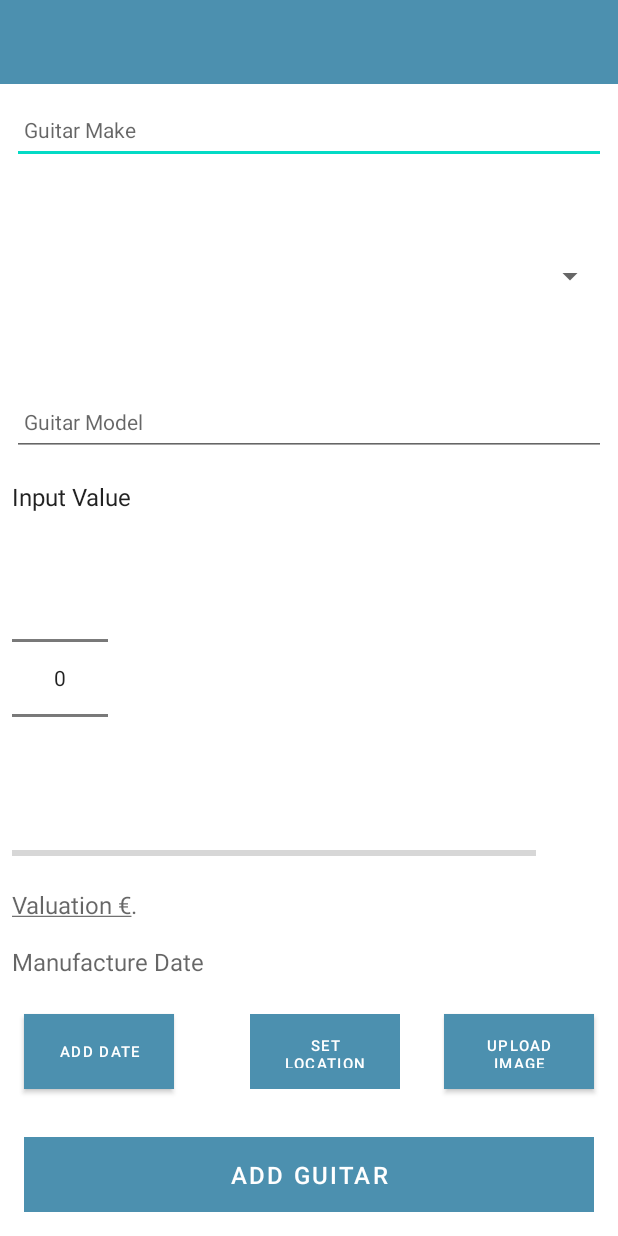
After one commit to OwenCorrigan76/GuitarEvaluationApp, an Android app: the layout fragment_guitar.xml on its own in the app's theme, with its tools: preview values and no code run, on a phone screen of 412 x 824 dp. The commit adds this screen. Run offline under Robolectric (Android 15) with nearby library versions, the phone set to English and light mode, and no system bars.

```diff
--- a/app/build.gradle
+++ b/app/build.gradle
@@ -39,10 +39,12 @@ android {
 }
 
 dependencies {
+
     implementation 'com.google.android.gms:play-services-maps:18.1.0'
     implementation "com.google.code.gson:gson:2.9.0"
     implementation 'com.github.ajalt:timberkt:1.5.1'
-
+    implementation "androidx.navigation:navigation-fragment-ktx:2.5.3"
+    implementation "androidx.navigation:navigation-ui-ktx:2.5.3"
     implementation 'com.squareup.picasso:picasso:2.71828'
     implementation 'com.google.android.gms:play-services-maps:18.1.0'
     implementation 'androidx.activity:activity-ktx:1.6.1'
--- /dev/null
+++ b/app/src/main/java/org/wit/ValueGuitar/GuitarListFragment.kt
@@ -0,0 +1,43 @@
+import android.os.Bundle
+import android.view.LayoutInflater
+import android.view.View
+import android.view.ViewGroup
+import androidx.fragment.app.Fragment
+import org.wit.ValueGuitar.main.MainApp
+import org.wit.valueGuitar.R
+import org.wit.valueGuitar.databinding.FragmentGuitarListBinding
+
+class GuitarListFragment : Fragment() {
+    lateinit var app: MainApp
+
+    private var _fragBinding: FragmentGuitarListBinding? = null
+    private val fragBinding get() = _fragBinding!!
+    override fun onCreate(savedInstanceState: Bundle?) {
+        super.onCreate(savedInstanceState)
+    }
+
+    override fun onCreateView(
+        inflater: LayoutInflater, container: ViewGroup?,
+        savedInstanceState: Bundle?
+    ): View? {
+        _fragBinding = FragmentGuitarListBinding.inflate(inflater, container, false)
+        val root = fragBinding.root
+        activity?.title = getString(R.string.action_addGuitar)
+
+        return root
+    }
+
+    companion object {
+        @JvmStatic
+        fun newInstance() =
+            GuitarListFragment().apply {
+                arguments = Bundle().apply { }
+            }
+    }
+
+    override fun onDestroyView() {
+        super.onDestroyView()
+        _fragBinding = null
+    }
+
+}
--- a/app/src/main/java/org/wit/ValueGuitar/activities/GuitarMapsActivity.kt
+++ b/app/src/main/java/org/wit/ValueGuitar/activities/GuitarMapsActivity.kt
@@ -7,6 +7,7 @@ import com.google.android.gms.maps.GoogleMap
 import com.google.android.gms.maps.model.LatLng
 import com.google.android.gms.maps.model.Marker
 import com.google.android.gms.maps.model.MarkerOptions
+import com.squareup.picasso.Picasso
 import org.wit.ValueGuitar.main.MainApp
 import org.wit.valueGuitar.databinding.ActivityGuitarMapsBinding
 import org.wit.valueGuitar.databinding.ContentGuitarMapsBinding
@@ -37,6 +38,7 @@ class GuitarMapsActivity : AppCompatActivity(), GoogleMap.OnMarkerClickListener
     fun configureMap() {
         map.setOnMarkerClickListener(this)
         map.uiSettings.setZoomControlsEnabled(true)
+
         app.guitars.findAll().forEach {
             val loc = LatLng(it.lat, it.lng)
             val options = MarkerOptions().title(it.guitarMake).title(it.guitarMake).position(loc)
@@ -46,8 +48,16 @@ class GuitarMapsActivity : AppCompatActivity(), GoogleMap.OnMarkerClickListener
     }
 
     override fun onMarkerClick(marker: Marker): Boolean {
-        contentBinding.currentTitle.text = marker.title
-        return false
+        val tag = marker.tag as Long
+        val guitar = app.guitars.findById(tag)
+
+        contentBinding.currentTitle.text = guitar!!.guitarMake
+        contentBinding.currentDescription.text = guitar!!.guitarModel
+        Picasso.get()
+            .load(guitar.image)
+            .into(contentBinding.imageView2)
+
+        return true
     }
 
     override fun onDestroy() {
--- /dev/null
+++ b/app/src/main/java/org/wit/ValueGuitar/activities/Home.kt
@@ -0,0 +1,12 @@
+package org.wit.ValueGuitar.activities
+
+import androidx.appcompat.app.AppCompatActivity
+import android.os.Bundle
+import org.wit.valueGuitar.R
+
+class Home : AppCompatActivity() {
+    override fun onCreate(savedInstanceState: Bundle?) {
+        super.onCreate(savedInstanceState)
+        setContentView(R.layout.home)
+    }
+}
--- a/app/src/main/java/org/wit/ValueGuitar/activities/ValueGuitarActivity.kt
+++ b/app/src/main/java/org/wit/ValueGuitar/activities/ValueGuitarActivity.kt
@@ -57,7 +57,7 @@ class ValueGuitarActivity : AppCompatActivity() {
         setSupportActionBar(binding.toolbarAdd)
 
         binding.valuePicker.minValue = 500
-        binding.valuePicker.maxValue = 50000
+        binding.valuePicker.maxValue = 10000
         binding.valuePicker.setOnValueChangedListener { _, _, newVal ->
             /** Display the evaluation amount based on the valuePicker amount **/
             binding.valueAmount.setText("Valuation € $newVal")
--- /dev/null
+++ b/app/src/main/res/layout/fragment_guitar.xml
@@ -0,0 +1,288 @@
+<?xml version="1.0" encoding="utf-8"?>
+<androidx.constraintlayout.widget.ConstraintLayout xmlns:android="http://schemas.android.com/apk/res/android"
+    xmlns:app="http://schemas.android.com/apk/res-auto"
+    xmlns:tools="http://schemas.android.com/tools"
+    android:layout_width="match_parent"
+    android:layout_height="match_parent"
+    tools:context="org.wit.ValueGuitar.activities.ValueGuitarActivity">
+
+
+    <RelativeLayout
+        android:layout_width="match_parent"
+        android:layout_height="wrap_content"
+        app:layout_constraintBottom_toBottomOf="parent"
+        app:layout_constraintTop_toTopOf="parent">
+
+        <com.google.android.material.appbar.AppBarLayout
+            android:id="@+id/appBarLayout"
+            android:layout_width="match_parent"
+            android:layout_height="wrap_content"
+            android:background="@color/colorAccent"
+            android:fitsSystemWindows="true"
+            app:elevation="0dip"
+            app:theme="@style/ThemeOverlay.AppCompat.Dark.ActionBar">
+
+            <androidx.appcompat.widget.Toolbar
+                android:id="@+id/toolbarAdd"
+                android:layout_width="match_parent"
+                android:layout_height="wrap_content"
+                app:titleTextColor="@color/colorPrimary" />
+        </com.google.android.material.appbar.AppBarLayout>
+
+        <ScrollView
+            android:layout_width="match_parent"
+            android:layout_height="match_parent"
+            android:layout_below="@id/appBarLayout"
+            android:fillViewport="true">
+
+            <LinearLayout
+                android:layout_width="match_parent"
+                android:layout_height="wrap_content"
+                android:orientation="vertical">
+
+                <EditText
+                    android:id="@+id/guitarMakeAdd"
+                    android:layout_width="match_parent"
+                    android:layout_height="45dp"
+                    android:layout_margin="8dp"
+                    android:autofillHints=""
+                    android:hint="@string/hint_guitarMake"
+                    android:inputType="text"
+                    android:maxLength="25"
+                    android:maxLines="1"
+                    android:padding="8dp"
+                    android:textColor="@color/colorPrimaryDark"
+                    android:textSize="14sp" />
+
+                <Spinner
+                    android:id="@+id/guitarMake"
+                    android:layout_width="match_parent"
+                    android:layout_height="45dp"
+                    android:layout_margin="8dp"
+                    android:layout_weight="1"
+                    android:inputType="text"
+                    android:maxLength="25"
+                    android:maxLines="1"
+                    android:padding="8dp"
+                    android:spinnerMode="dropdown"
+                    android:textSize="30sp"
+                    tools:ignore="SpeakableTextPresentCheck,TouchTargetSizeCheck" />
+
+                <EditText
+                    android:id="@+id/guitarModelAdd"
+                    android:layout_width="match_parent"
+                    android:layout_height="45dp"
+                    android:layout_margin="8dp"
+                    android:autofillHints=""
+                    android:hint="@string/hint_guitarModel"
+                    android:inputType="text"
+                    android:maxLength="25"
+                    android:maxLines="1"
+                    android:padding="8dp"
+                    android:textSize="14sp" />
+
+                <TextView
+                    android:id="@+id/valueTitle"
+                    android:layout_width="188dp"
+                    android:layout_height="26dp"
+                    android:layout_alignParentStart="true"
+                    android:layout_alignParentTop="true"
+                    android:layout_alignParentEnd="true"
+                    android:layout_marginStart="8dp"
+                    android:layout_marginTop="8dp"
+                    android:layout_marginEnd="8dp"
+                    android:layout_marginBottom="8dp"
+                    android:text="@string/valueTitle"
+                    android:textAppearance="?android:attr/textAppearanceLarge"
+                    android:textSize="16sp"
+                    app:layout_constraintBottom_toBottomOf="parent"
+                    app:layout_constraintEnd_toEndOf="parent"
+                    app:layout_constraintHorizontal_bias="0.044"
+                    app:layout_constraintStart_toStartOf="parent"
+                    app:layout_constraintTop_toTopOf="parent"
+                    app:layout_constraintVertical_bias="0.017" />
+
+
+                <RelativeLayout
+                    android:id="@+id/relativeLayout2"
+                    android:layout_width="match_parent"
+                    android:layout_height="wrap_content"
+                    app:layout_constraintBottom_toBottomOf="parent"
+                    app:layout_constraintTop_toTopOf="parent">
+
+                    <ImageView
+                        android:id="@+id/guitarImage"
+                        android:layout_width="190dp"
+                        android:layout_height="200dp"
+                        android:layout_marginStart="200dp" />
+
+                    <NumberPicker
+                        android:id="@+id/valuePicker"
+                        android:layout_width="wrap_content"
+                        android:layout_height="wrap_content"
+                        android:layout_alignEnd="@+id/valueSubtitle1"
+                        android:layout_marginStart="8dp"
+                        android:layout_marginTop="8dp"
+                        android:layout_marginEnd="8dp"
+                        android:layout_marginBottom="8dp"
+                        app:layout_constraintBottom_toBottomOf="parent"
+                        app:layout_constraintEnd_toEndOf="parent"
+                        app:layout_constraintHorizontal_bias="0.973"
+                        app:layout_constraintStart_toStartOf="parent"
+                        app:layout_constraintTop_toTopOf="parent"
+                        app:layout_constraintVertical_bias="0.333"
+                        tools:ignore="UnknownId" />
+
+                </RelativeLayout>
+
+
+                <!-- <NumberPicker
+                    android:id="@+id/yearPicker"
+                    android:layout_width="wrap_content"
+                    android:layout_height="wrap_content"
+                    android:layout_alignEnd="@+id/valueSubtitle"
+                    android:layout_marginStart="8dp"
+                    android:layout_marginTop="8dp"
+                    android:layout_marginEnd="8dp"
+                    android:layout_marginBottom="8dp"
+                    android:baselineAligned="false"
+                    app:layout_constraintBottom_toBottomOf="parent"
+                    app:layout_constraintEnd_toEndOf="parent"
+                    app:layout_constraintHorizontal_bias="0.973"
+                    app:layout_constraintLeft_toLeftOf="parent"
+                    app:layout_constraintRight_toRightOf="parent"
+                    app:layout_constraintStart_toStartOf="parent"
+                    app:layout_constraintTop_toTopOf="parent"
+                    app:layout_constraintVertical_bias="0.333" />-->
+
+                <ProgressBar
+                    android:id="@+id/valueBar"
+                    style="?android:attr/progressBarStyleHorizontal"
+                    android:layout_width="349dp"
+                    android:layout_height="14dp"
+                    android:layout_alignEnd="@+id/valueSubtitle"
+                    android:layout_alignParentStart="true"
+                    android:layout_marginStart="8dp"
+                    android:layout_marginTop="8dp"
+                    android:layout_marginEnd="8dp"
+                    android:layout_marginBottom="8dp"
+                    android:indeterminate="false"
+                    app:layout_constraintBottom_toBottomOf="parent"
+                    app:layout_constraintEnd_toEndOf="parent"
+                    app:layout_constraintHorizontal_bias="0.526"
+                    app:layout_constraintStart_toStartOf="parent"
+                    app:layout_constraintTop_toTopOf="parent"
+                    app:layout_constraintVertical_bias="0.7" />
+
+
+                <TextView
+                    android:id="@+id/valueAmount"
+                    android:layout_width="wrap_content"
+                    android:layout_height="wrap_content"
+                    android:layout_marginStart="8dp"
+                    android:layout_marginTop="8dp"
+                    android:layout_marginEnd="8dp"
+                    android:layout_marginBottom="8dp"
+                    android:ems="10"
+                    android:hint="@string/amount"
+                    android:inputType="number"
+                    android:textSize="16sp"
+                    app:layout_constraintBottom_toBottomOf="parent"
+                    app:layout_constraintEnd_toEndOf="parent"
+                    app:layout_constraintHorizontal_bias="0.888"
+                    app:layout_constraintStart_toStartOf="parent"
+                    app:layout_constraintTop_toTopOf="parent"
+                    app:layout_constraintVertical_bias="0.781" />
+
+                <TextView
+                    android:id="@+id/dateView"
+                    android:layout_width="wrap_content"
+                    android:layout_height="wrap_content"
+                    android:layout_marginStart="8dp"
+                    android:layout_marginTop="8dp"
+                    android:layout_marginEnd="8dp"
+                    android:layout_marginBottom="8dp"
+                    android:ems="10"
+                    android:hint="@string/hint_guitarDate"
+                    android:inputType="number"
+                    android:textSize="16sp"
+                    app:layout_constraintBottom_toBottomOf="parent"
+                    app:layout_constraintEnd_toEndOf="parent"
+                    app:layout_constraintHorizontal_bias="0.888"
+                    app:layout_constraintStart_toStartOf="parent"
+                    app:layout_constraintTop_toTopOf="parent"
+                    app:layout_constraintVertical_bias="0.781" />
+
+                <RelativeLayout
+                    android:id="@+id/relativeLayout"
+                    android:layout_width="match_parent"
+                    android:layout_height="wrap_content"
+                    app:layout_constraintBottom_toBottomOf="parent"
+                    app:layout_constraintTop_toTopOf="parent">
+
+                    <Button
+                        android:id="@+id/btn_date_picker"
+                        android:layout_width="100dp"
+                        android:layout_height="50dp"
+                        android:layout_marginStart="16dp"
+                        android:layout_marginTop="16dp"
+                        android:layout_marginEnd="16dp"
+                        android:layout_marginBottom="16dp"
+                        android:background="@color/colorAccent"
+                        android:paddingTop="8dp"
+                        android:paddingBottom="8dp"
+                        android:text="@string/button_addDate"
+                        android:textColor="@color/colorPrimary"
+                        android:textSize="10sp" />
+
+                    <Button
+                        android:id="@+id/chooseImage"
+                        android:layout_width="100dp"
+                        android:layout_height="50dp"
+                        android:layout_alignParentEnd="true"
+                        android:layout_marginStart="16dp"
+                        android:layout_marginTop="16dp"
+                        android:layout_marginEnd="16dp"
+                        android:background="@color/colorAccent"
+                        android:paddingTop="8dp"
+                        android:paddingBottom="8dp"
+                        android:text="@string/button_addImage"
+                        android:textColor="@color/colorPrimary"
+                        android:textSize="10sp" />
+
+                    <Button
+                        android:id="@+id/guitarLocation"
+                        android:layout_width="100dp"
+                        android:layout_height="50dp"
+                        android:layout_alignParentEnd="true"
+                        android:layout_marginStart="16dp"
+                        android:layout_marginTop="16dp"
+                        android:layout_marginEnd="145dp"
+                        android:background="@color/colorAccent"
+                        android:paddingTop="8dp"
+                        android:paddingBottom="8dp"
+                        android:stateListAnimator="@null"
+                        android:text="@string/button_location"
+                        android:textColor="@color/colorPrimary"
+                        android:textSize="10sp" />
+                </RelativeLayout>
+
+
+                <Button
+                    android:id="@+id/addGuitar"
+                    android:layout_width="match_parent"
+                    android:layout_height="wrap_content"
+                    android:layout_margin="16dp"
+                    android:background="@color/colorAccent"
+                    android:paddingTop="8dp"
+                    android:paddingBottom="8dp"
+                    android:stateListAnimator="@null"
+                    android:text="@string/button_addGuitar"
+                    android:textColor="@color/colorPrimary"
+                    android:textSize="16sp" />
+
+            </LinearLayout>
+        </ScrollView>
+
+    </RelativeLayout>
+</androidx.constraintlayout.widget.ConstraintLayout>
--- /dev/null
+++ b/app/src/main/res/layout/fragment_guitar_list.xml
@@ -0,0 +1,32 @@
+<?xml version="1.0" encoding="utf-8"?>
+<androidx.coordinatorlayout.widget.CoordinatorLayout
+    xmlns:android="http://schemas.android.com/apk/res/android"
+    xmlns:app="http://schemas.android.com/apk/res-auto"
+    xmlns:tools="http://schemas.android.com/tools"
+    android:layout_width="match_parent"
+    android:layout_height="match_parent"
+    tools:context="org.wit.ValueGuitar.activities.GuitarListActivity">
+
+    <com.google.android.material.appbar.AppBarLayout
+        android:layout_width="match_parent"
+        android:layout_height="wrap_content"
+        android:background="@color/colorAccent"
+        android:fitsSystemWindows="true"
+        app:elevation="0dip"
+        app:theme="@style/ThemeOverlay.AppCompat.Dark.ActionBar">
+
+        <androidx.appcompat.widget.Toolbar
+            android:id="@+id/toolbar"
+            android:layout_width="match_parent"
+            android:layout_height="wrap_content"
+            app:titleTextColor="@color/colorPrimary" />
+    </com.google.android.material.appbar.AppBarLayout>
+
+    <androidx.recyclerview.widget.RecyclerView
+        android:id="@+id/recyclerView"
+        android:layout_width="match_parent"
+        android:layout_height="match_parent"
+        android:scrollbars="vertical"
+        app:layout_behavior="@string/appbar_scrolling_view_behavior" />
+
+</androidx.coordinatorlayout.widget.CoordinatorLayout>
--- /dev/null
+++ b/app/src/main/res/layout/home.xml
@@ -0,0 +1,16 @@
+<?xml version="1.0" encoding="utf-8"?>
+<androidx.constraintlayout.widget.ConstraintLayout xmlns:android="http://schemas.android.com/apk/res/android"
+    xmlns:app="http://schemas.android.com/apk/res-auto"
+    xmlns:tools="http://schemas.android.com/tools"
+    android:layout_width="match_parent"
+    android:layout_height="match_parent"
+    tools:context="org.wit.ValueGuitar.activities.Home">
+
+    <fragment
+        android:id="@+id/nav_host_fragment"
+        android:name="androidx.navigation.fragment.NavHostFragment"
+        android:layout_width="match_parent"
+        android:layout_height="match_parent"
+        app:defaultNavHost="true"
+        app:navGraph="@navigation/main_navigation" />
+</androidx.constraintlayout.widget.ConstraintLayout>
--- /dev/null
+++ b/app/src/main/res/navigation/main_navigation.xml
@@ -0,0 +1,18 @@
+<?xml version="1.0" encoding="utf-8"?>
+<navigation xmlns:android="http://schemas.android.com/apk/res/android"
+    xmlns:app="http://schemas.android.com/apk/res-auto"
+    xmlns:tools="http://schemas.android.com/tools"
+    android:id="@+id/main_navigation"
+    app:startDestination="@id/guitarFragment">
+
+    <fragment
+        android:id="@+id/guitarFragment"
+        android:name="org.wit.valueGuitar.GuitarFragment"
+        android:label="fragment_guitar"
+        tools:layout="@layout/fragment_guitar" />
+    <fragment
+        android:id="@+id/guitarListFragment"
+        android:name="org.wit.valueGuitar.GuitarListFragment"
+        android:label="fragment_guitar_list"
+        tools:layout="@layout/fragment_guitar_list" />
+</navigation>
--- a/app/src/main/res/values/strings.xml
+++ b/app/src/main/res/values/strings.xml
@@ -21,6 +21,7 @@
     <string name="button_location">Set Location</string>
     <string name="title_activity_map">Map</string>
     <string name="title_activity_guitar_maps">Map of all Locations</string>
+    <string name="action_addGuitar">Guitars</string>
 
 
     <string-array name="guitar_make_list">
```
Also changed, not shown: app/src/main/AndroidManifest.xml (+2 -6 lines), app/src/main/java/org/wit/ValueGuitar/GuitarFragment.kt (added).
